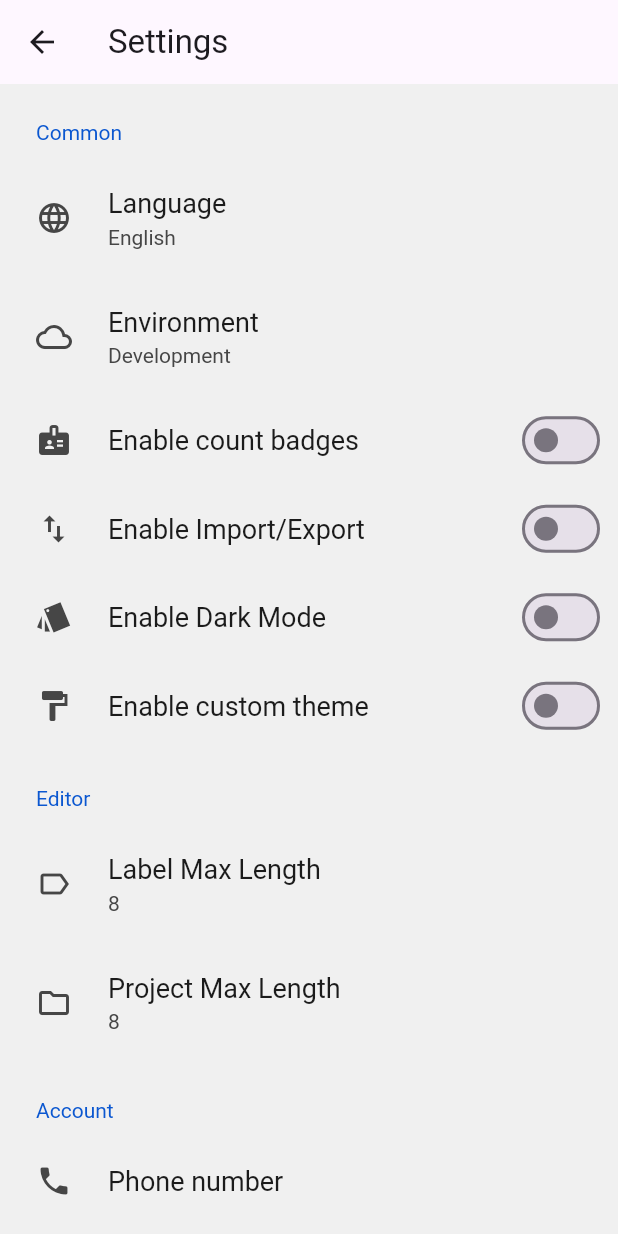
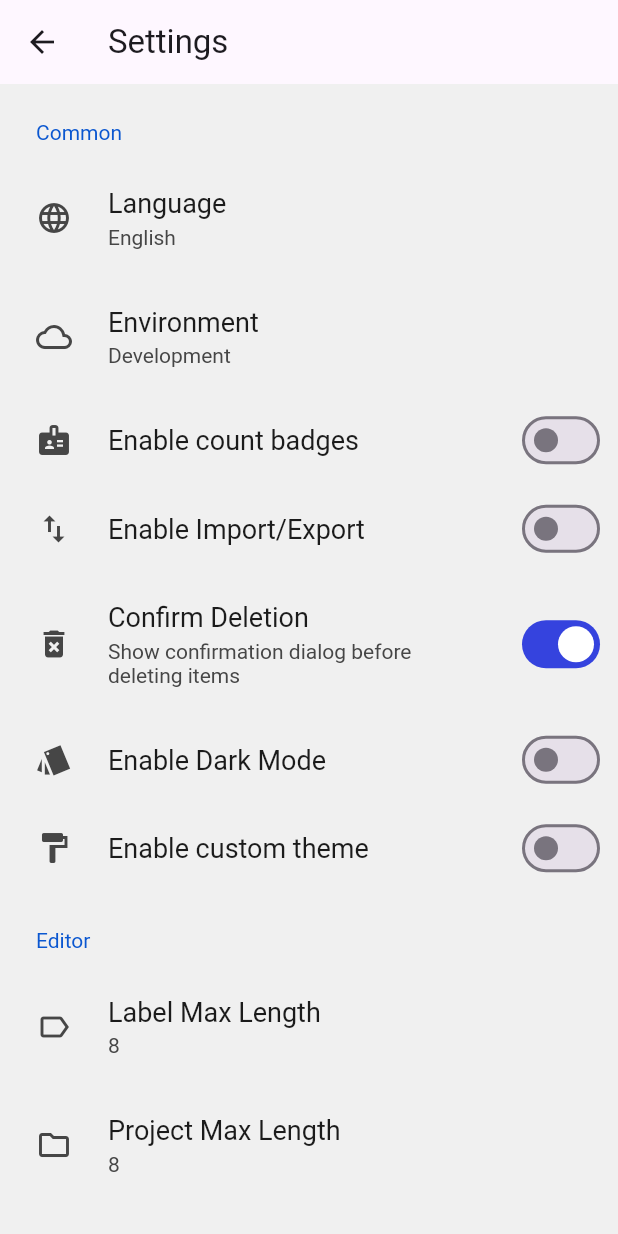
Before and after one commit to CrossEvol/what_todo, a Flutter app: the SettingsScreen screen opened by its route, on a phone screen of 412 x 824 dp. Run offline on Flutter 3.47's test engine with Material 3 defaults, Android fonts, the light colour scheme and no system bars; drawn by our look-alikes of settings_ui; our stand-ins replace badges, bloc, device_info_plus, drift, equatable, file_picker and 7 more; missing offline and left inert: enum_to_string, window_manager; accounts and stored records are empty; generated files the repository leaves out were written again; statements that could not run were skipped.

Commit message:
feat: add Confirmation setting for TaskRow deletion

```diff
--- a/lib/bloc/settings/settings_event.dart
+++ b/lib/bloc/settings/settings_event.dart
@@ -65,3 +65,8 @@ final class AddSetLocaleFunction extends SettingsEvent {
   @override
   List<Object?> get props => [];
 }
+
+final class ToggleConfirmDeletion extends SettingsEvent {
+  @override
+  List<Object?> get props => [];
+}
--- a/lib/bloc/settings/settings_state.dart
+++ b/lib/bloc/settings/settings_state.dart
@@ -20,6 +20,7 @@ extension on String {
 class SettingsState extends Equatable {
   final bool useCountBadges;
   final bool enableImportExport;
+  final bool confirmDeletion;
   final ResultStatus status;
   final String updatedKey;
   final Environment environment;
@@ -33,6 +34,7 @@ class SettingsState extends Equatable {
     required this.status,
     required this.updatedKey,
     required this.enableImportExport,
+    required this.confirmDeletion,
     required this.environment,
     required this.language,
     required this.labelLen, // Added
@@ -46,6 +48,7 @@ class SettingsState extends Equatable {
         status,
         updatedKey,
         enableImportExport,
+        confirmDeletion,
         environment,
         language,
         labelLen, // Added
@@ -57,6 +60,7 @@ class SettingsState extends Equatable {
     ResultStatus? status,
     String? updatedKey,
     bool? enableImportExport,
+    bool? confirmDeletion,
     Environment? environment,
     Language? language,
     int? labelLen, // Added
@@ -68,6 +72,7 @@ class SettingsState extends Equatable {
       status: status ?? this.status,
       updatedKey: updatedKey ?? this.updatedKey,
       enableImportExport: enableImportExport ?? this.enableImportExport,
+      confirmDeletion: confirmDeletion ?? this.confirmDeletion,
       environment: environment ?? this.environment,
       language: language ?? this.language,
       labelLen: labelLen ?? this.labelLen, // Added
@@ -84,6 +89,7 @@ class SettingsState extends Equatable {
           runtimeType == other.runtimeType &&
           useCountBadges == other.useCountBadges &&
           enableImportExport == other.enableImportExport &&
+          confirmDeletion == other.confirmDeletion &&
           status == other.status &&
           updatedKey == other.updatedKey &&
           environment == other.environment &&
@@ -96,6 +102,7 @@ class SettingsState extends Equatable {
       super.hashCode ^
       useCountBadges.hashCode ^
       enableImportExport.hashCode ^
+      confirmDeletion.hashCode ^
       status.hashCode ^
       updatedKey.hashCode ^
       environment.hashCode ^
--- a/lib/constants/keys.dart
+++ b/lib/constants/keys.dart
@@ -36,6 +36,7 @@ class SettingKeys {
   static const ENABLE_CUSTOM_THEME = 'enable_custom_theme';
   static const LABEL_LEN = 'label_len';
   static const PROJECT_LEN = 'project_len';
+  static const CONFIRM_DELETION = 'confirm_deletion';
 }
 
 class AddProjectKeys {
--- a/lib/pages/settings/settings_screen.dart
+++ b/lib/pages/settings/settings_screen.dart
@@ -121,6 +121,18 @@ class _SettingsScreenState extends State<SettingsScreen> {
                     initialValue: enableImportExport,
                     leading: const Icon(Icons.import_export),
                     title: const Text('Enable Import/Export'),
+                  ),
+                  SettingsTile.switchTile(
+                    key: ValueKey(SettingKeys.CONFIRM_DELETION),
+                    onToggle: (value) {
+                      context
+                          .read<SettingsBloc>()
+                          .add(ToggleConfirmDeletion());
+                    },
+                    initialValue: state.confirmDeletion,
+                    leading: const Icon(Icons.delete_forever),
+                    title: const Text('Confirm Deletion'),
+                    description: const Text('Show confirmation dialog before deleting items'),
                   ),
                   SettingsTile.switchTile(
                     key: ValueKey(SettingKeys.ENABLE_DARK_MODE),
```
Also changed, not shown: lib/bloc/settings/settings_bloc.dart (+46 -0 lines), lib/pages/tasks/task_widgets.dart (+67 -0 lines), 4 other files.
